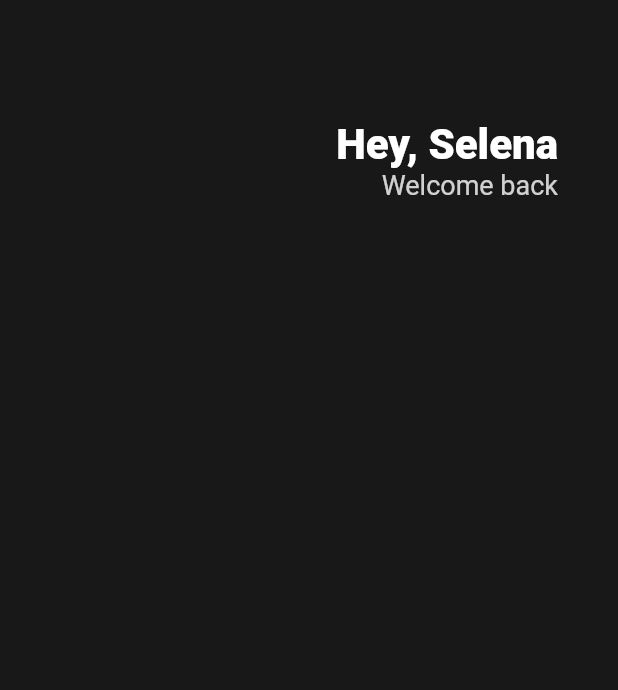
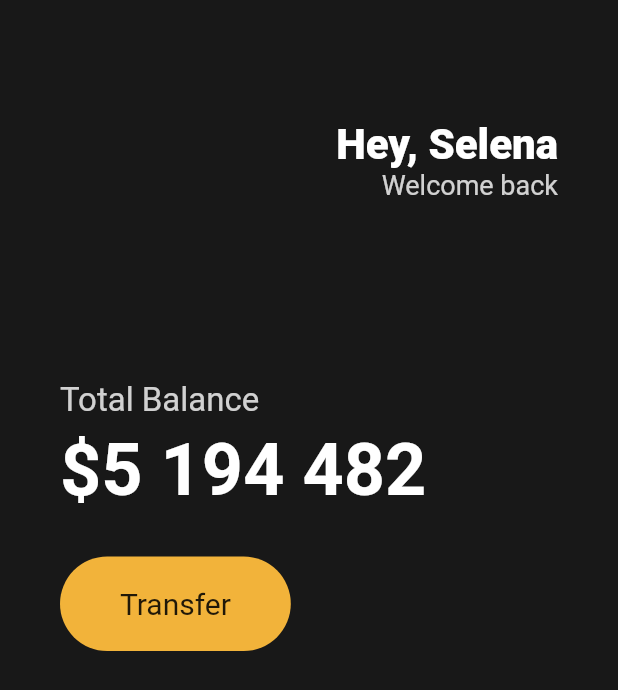
Before and after one commit to jundev5796/toonflix, a Flutter app: the screen it shows after launch, on a phone screen of 412 x 824 dp. Shown: the top 690 px of the screen. Run offline on Flutter 3.47's test engine with Material 2 defaults, Android fonts, the phone set to English and light mode, and no system bars.

Commit message:
[UI Challenge] Created buttons

```diff
--- a/lib/main.dart
+++ b/lib/main.dart
@@ -12,7 +12,9 @@ class App extends StatelessWidget {
         backgroundColor: Color(0xFF181818),
         body: Padding(
           padding: EdgeInsets.symmetric(horizontal: 40),
-          child: Column(children: [
+          child: Column(
+            crossAxisAlignment: CrossAxisAlignment.start,
+            children: [
               SizedBox(
                 height: 80,
               ),
@@ -40,8 +42,51 @@ class App extends StatelessWidget {
                     ],
                   )
                 ],
-            )
-          ]),
+              ),
+              SizedBox(
+                height: 120,
+              ),
+              Text(
+                'Total Balance',
+                style: TextStyle(
+                    fontSize: 22, color: Colors.white.withOpacity(0.8)),
+              ),
+              SizedBox(
+                height: 5,
+              ),
+              Text(
+                '\$5 194 482',
+                style: TextStyle(
+                    fontSize: 48,
+                    fontWeight: FontWeight.w600,
+                    color: Colors.white),
+              ),
+              SizedBox(
+                height: 30,
+              ),
+              Row(
+                children: [
+                  Container(
+                    decoration: BoxDecoration(
+                        color: Color(0xFFF2B33A),
+                        borderRadius: BorderRadius.circular(45)),
+                    child: Padding(
+                      padding: EdgeInsets.symmetric(
+                        vertical: 20,
+                        horizontal: 40,
+                      ),
+                      child: Text(
+                        'Transfer',
+                        style: TextStyle(
+                          fontSize: 20,
+                        ),
+                      ),
+                    ),
+                  ),
+                ],
+              ),
+            ],
+          ),
         ),
       ),
     );
```
Lines whose indentation alone changed are shown as unchanged.
